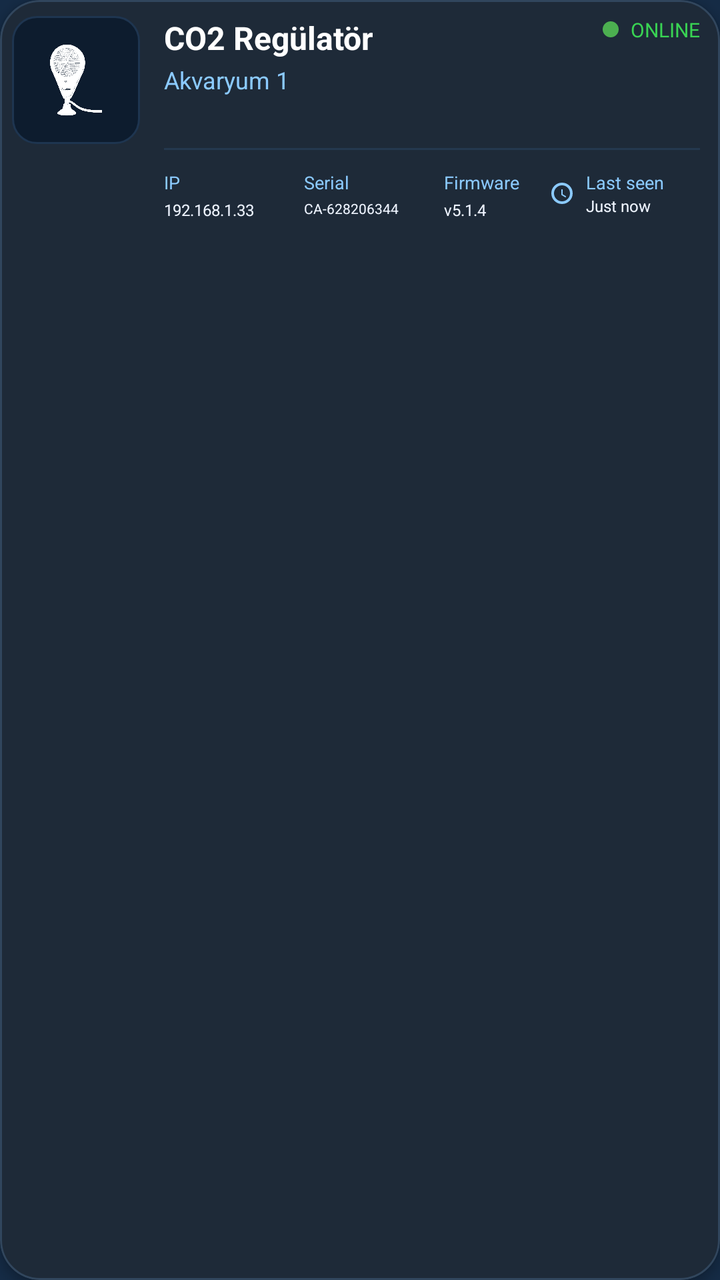
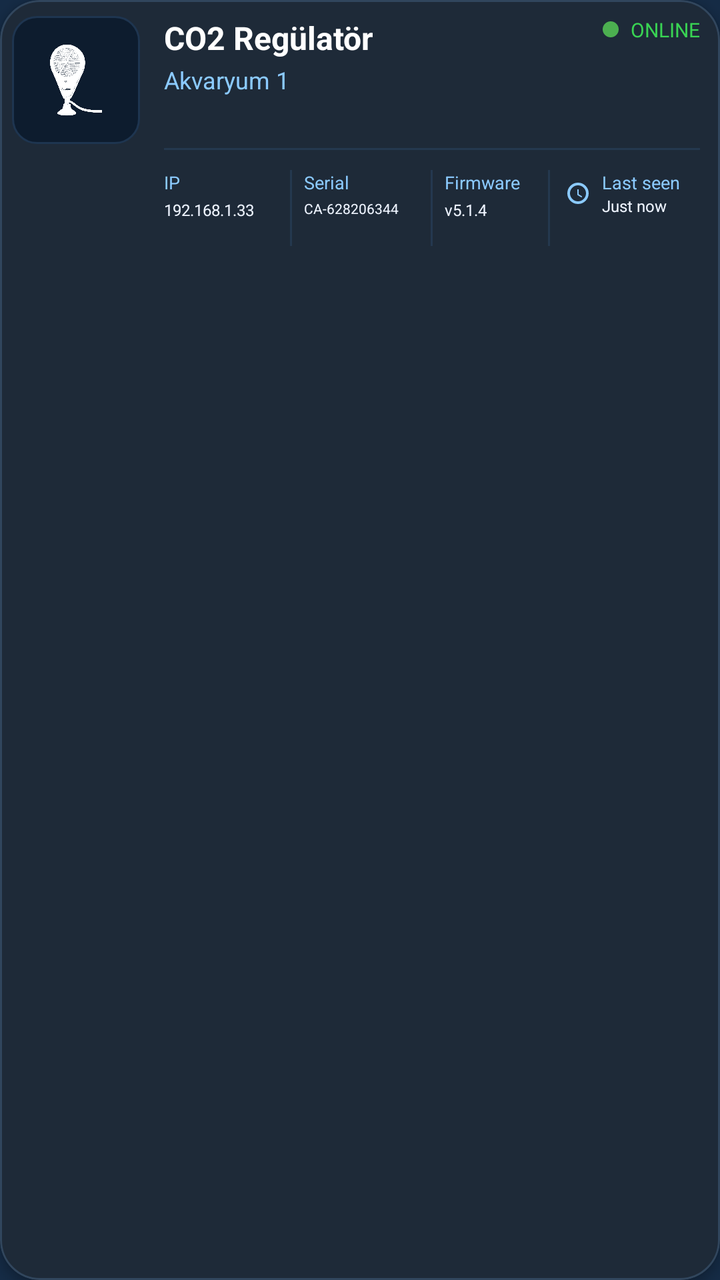

Two renders of the same Android screen: before a commit and after it. Below are the layout's source before the change and the commit's diff.
<!-- AndroidManifest.xml: application theme AppTheme -->
<!-- res/layout/item_device_status.xml -->
<?xml version="1.0" encoding="utf-8"?>
<com.google.android.material.card.MaterialCardView
    xmlns:android="http://schemas.android.com/apk/res/android"
    xmlns:app="http://schemas.android.com/apk/res-auto"
    android:id="@+id/cardDevice"
    android:layout_width="match_parent"
    android:layout_height="wrap_content"
    android:layout_marginHorizontal="3dp"
    android:layout_marginVertical="8dp"
    android:backgroundTint="#1E2A38"
    app:cardCornerRadius="20dp"
    app:cardElevation="3dp"
    app:strokeWidth="1dp"
    app:strokeColor="#31465D"
    android:clickable="true"
    android:focusable="true"
    android:foreground="?attr/selectableItemBackground">

    <RelativeLayout
        android:layout_width="match_parent"
        android:layout_height="wrap_content"
        android:paddingStart="6dp"
        android:paddingTop="8dp"
        android:paddingEnd="10dp"
        android:paddingBottom="8dp">

        
        <FrameLayout
            android:id="@+id/flDeviceIconContainer"
            android:layout_width="64dp"
            android:layout_height="64dp"
            android:layout_alignParentStart="true"
            android:layout_alignParentTop="true"
            android:background="@drawable/bg_device_icon_container"
            android:padding="8dp">

            <ImageView
                android:id="@+id/ivDeviceIcon"
                android:layout_width="match_parent"
                android:layout_height="match_parent"
                android:src="@drawable/ic_device_aqua_ster"
                app:tint="@android:color/white"
                android:scaleType="centerInside"
                android:contentDescription="Device Icon"/>
        </FrameLayout>

        
        <LinearLayout
            android:id="@+id/llDeviceInfo"
            android:layout_width="wrap_content"
            android:layout_height="wrap_content"
            android:orientation="vertical"
            android:layout_toEndOf="@id/flDeviceIconContainer"
            android:layout_marginStart="12dp"
            android:layout_alignTop="@id/flDeviceIconContainer">

            <TextView
                android:id="@+id/tvDeviceName"
                android:layout_width="wrap_content"
                android:layout_height="wrap_content"
                android:text="CO2 Regülatör"
                android:textColor="@android:color/white"
                android:textStyle="bold"
                android:textSize="16sp" />

            <TextView
                android:id="@+id/tvTankName"
                android:layout_width="wrap_content"
                android:layout_height="wrap_content"
                android:layout_marginTop="2dp"
                android:text="Akvaryum 1"
                android:textColor="#8BCAFF"
                android:textSize="12sp" />
        </LinearLayout>

        
        <LinearLayout
            android:id="@+id/llStatusContainer"
            android:layout_width="wrap_content"
            android:layout_height="wrap_content"
            android:orientation="horizontal"
            android:gravity="center_vertical"
            android:layout_alignParentEnd="true"
            android:layout_alignTop="@id/llDeviceInfo">

            <View
                android:id="@+id/viewStatusDot"
                android:layout_width="8dp"
                android:layout_height="8dp"
                android:background="@drawable/bg_online_dot" />

            <TextView
                android:id="@+id/tvStatus"
                android:layout_width="wrap_content"
                android:layout_height="wrap_content"
                android:layout_marginStart="6dp"
                android:text="ONLINE"
                android:textColor="#39D353"
                android:textSize="10sp"/>
        </LinearLayout>

        
        <View
            android:id="@+id/viewMetaTopDivider"
            android:layout_width="match_parent"
            android:layout_height="1dp"
            android:layout_below="@id/flDeviceIconContainer"
            android:layout_marginTop="2dp"
            android:layout_toEndOf="@id/flDeviceIconContainer"
            android:layout_marginStart="12dp"
            android:background="#24384F" />

        
        <LinearLayout
            android:id="@+id/llDeviceMeta"
            android:layout_width="match_parent"
            android:layout_height="wrap_content"
            android:layout_below="@id/viewMetaTopDivider"
            android:layout_toEndOf="@id/flDeviceIconContainer"
            android:layout_marginStart="12dp"
            android:layout_marginTop="10dp"
            android:orientation="horizontal"
            android:weightSum="4">

            
            <LinearLayout
                android:layout_width="0dp"
                android:layout_height="wrap_content"
                android:layout_weight="1"
                android:orientation="vertical">

                <TextView
                    android:id="@+id/tvIpTitle"
                    android:layout_width="wrap_content"
                    android:layout_height="wrap_content"
                    android:text="IP"
                    android:textColor="#8BCAFF"
                    android:textSize="9sp" />

                <TextView
                    android:id="@+id/tvIp"
                    android:layout_width="wrap_content"
                    android:layout_height="wrap_content"
                    android:layout_marginTop="2dp"
                    android:text="192.168.1.33"
                    android:textColor="#EEF4FF"
                    android:textSize="8sp"
                    android:singleLine="true"
                    android:ellipsize="end"/>
            </LinearLayout>

            
            <LinearLayout
                android:layout_width="0dp"
                android:layout_height="wrap_content"
                android:layout_weight="1"
                android:orientation="vertical"
                android:layout_marginStart="6dp"
                android:layout_marginEnd="6dp">

                <TextView
                    android:id="@+id/tvSerialTitle"
                    android:layout_width="wrap_content"
                    android:layout_height="wrap_content"
                    android:text="Serial"
                    android:textColor="#8BCAFF"
                    android:textSize="9sp" />

                <TextView
                    android:id="@+id/tvSerial"
                    android:layout_width="wrap_content"
                    android:layout_height="wrap_content"
                    android:layout_marginTop="2dp"
                    android:text="CA-628206344"
                    android:textColor="#EEF4FF"
                    android:textSize="7sp"
                    android:singleLine="true"
                    android:ellipsize="end"/>
            </LinearLayout>

            
            <LinearLayout
                android:layout_width="0dp"
                android:layout_height="wrap_content"
                android:layout_weight="0.8"
                android:orientation="vertical">

                <TextView
                    android:id="@+id/tvFirmwareTitle"
                    android:layout_width="wrap_content"
                    android:layout_height="wrap_content"
                    android:text="Firmware"
                    android:textColor="#8BCAFF"
                    android:textSize="9sp" />

                <TextView
                    android:id="@+id/tvFirmware"
                    android:layout_width="wrap_content"
                    android:layout_height="wrap_content"
                    android:layout_marginTop="2dp"
                    android:text="v5.1.4"
                    android:textColor="#EEF4FF"
                    android:textSize="8sp"
                    android:singleLine="true"
                    android:ellipsize="end"/>
            </LinearLayout>

            
            <LinearLayout
                android:layout_width="0dp"
                android:layout_height="wrap_content"
                android:layout_weight="1.2"
                android:orientation="horizontal"
                android:gravity="center_vertical">

                <ImageView
                    android:id="@+id/ivLastSeen"
                    android:layout_width="16dp"
                    android:layout_height="16dp"
                    android:src="@drawable/ic_last_seen"
                    android:layout_marginEnd="4dp"
                    android:contentDescription="Last seen icon"/>

                <LinearLayout
                    android:layout_width="wrap_content"
                    android:layout_height="wrap_content"
                    android:orientation="vertical">

                    <TextView
                        android:id="@+id/tvLastSeenTitle"
                        android:layout_width="wrap_content"
                        android:layout_height="wrap_content"
                        android:text="Last seen"
                        android:textColor="#8BCAFF"
                        android:textSize="9sp"
                        android:singleLine="true"
                        android:ellipsize="end"/>

                    <TextView
                        android:id="@+id/tvLastSeen"
                        android:layout_width="wrap_content"
                        android:layout_height="wrap_content"
                        android:text="Just now"
                        android:textColor="#EEF4FF"
                        android:textSize="8sp"
                        android:textStyle="normal"
                        android:singleLine="true"
                        android:ellipsize="end"/>
                </LinearLayout>
            </LinearLayout>
        </LinearLayout>

    </RelativeLayout>
</com.google.android.material.card.MaterialCardView>
<!-- resources referenced by this layout -->
<resources>
  <!-- drawable bg_device_icon_container (drawable) -->
  <shape xmlns:android="http://schemas.android.com/apk/res/android"
      android:shape="rectangle">
  
      <solid android:color="#0D1C2E" /> 
      <stroke
          android:width="1dp"
          android:color="#1E3550" /> 
      <corners android:radius="12dp"/>
  </shape>
  <!-- drawable bg_online_dot (drawable) -->
  <?xml version="1.0" encoding="utf-8"?>
  <shape xmlns:android="http://schemas.android.com/apk/res/android"
      android:shape="oval">
  
      <size
          android:width="8dp"
          android:height="8dp" />
  
      <solid android:color="#4CAF50"/>
  
  </shape>
  <!-- drawable ic_device_aqua_ster: png bitmap (drawable, 389859 bytes) -->
  <!-- drawable ic_last_seen (drawable) -->
  <vector xmlns:android="http://schemas.android.com/apk/res/android"
      android:width="16dp"
      android:height="16dp"
      android:viewportWidth="24"
      android:viewportHeight="24">
      <path
          android:fillColor="#8BCAFF"
          android:pathData="M12,20a8,8 0 1,0 -8,-8 8,8 0 0,0 8,8zm0,-14a6,6 0 1,1 -6,6 6,6 0 0,1 6,-6zm.5,3h-1v4.25l3.15,1.88.5,-.86 -2.65,-1.57V9z"/>
  </vector>
  <style name="AppTheme" parent="Theme.Material3.DayNight.NoActionBar">
  
          
          <item name="colorPrimary">@color/md_theme_light_primary</item>
          <item name="colorOnPrimary">@color/md_theme_light_onPrimary</item>
          <item name="colorSecondary">@color/md_theme_light_secondary</item>
          <item name="colorOnSecondary">@color/md_theme_light_onSecondary</item>
  
          
          <item name="android:colorBackground">@color/md_theme_light_background</item>
          <item name="colorSurface">@color/md_theme_light_surface</item>
          <item name="colorOnSurface">@color/md_theme_light_onSurface</item>
  
          
          <item name="colorSurfaceVariant">@color/md_theme_light_surfaceVariant</item>
          <item name="colorOnSurfaceVariant">@color/md_theme_light_onSurfaceVariant</item>
          <item name="colorOutline">@color/md_theme_light_outline</item>
          <item name="colorOutlineVariant">@color/md_theme_light_outlineVariant</item>
          <item name="colorError">@color/md_theme_light_error</item>
          <item name="colorOnError">@color/md_theme_light_onError</item>
  
          
          <item name="android:statusBarColor">@android:color/transparent</item>
          <item name="android:navigationBarColor">@android:color/black</item>
  
          
          <item name="android:windowLightStatusBar">true</item>
          <item name="android:windowLightNavigationBar">true</item>
  
          
          <item name="windowActionBar">false</item>
          <item name="android:windowNoTitle">true</item>
      </style>
  <color name="md_theme_light_primary">#2196F3</color>
  <color name="md_theme_light_onPrimary">#FFFFFF</color>
  <color name="md_theme_light_secondary">#4A6363</color>
  <color name="md_theme_light_onSecondary">#FFFFFF</color>
  <color name="md_theme_light_background">#152B45</color>
  <color name="md_theme_light_surface">#152B45</color>
  <color name="md_theme_light_onSurface">#E0E6ED</color>
  <color name="md_theme_light_surfaceVariant">#233042</color>
  <color name="md_theme_light_onSurfaceVariant">#5C6B75</color>
  <color name="md_theme_light_outline">#455A64</color>
  <color name="md_theme_light_outlineVariant">#37474F</color>
  <color name="md_theme_light_error">#D32F2F</color>
  <color name="md_theme_light_onError">#FFFFFF</color>
</resources>

<!-- the commit's change to res/layout/item_device_status.xml (unified diff, before → after) -->
@@ -31,6 +31,7 @@
             android:layout_height="64dp"
             android:layout_alignParentStart="true"
             android:layout_alignParentTop="true"
+            android:layout_marginEnd="0dp"
             android:background="@drawable/bg_device_icon_container"
             android:padding="8dp">
 
@@ -40,8 +41,8 @@
                 android:layout_height="match_parent"
                 android:src="@drawable/ic_device_aqua_ster"
                 app:tint="@android:color/white"
-                android:scaleType="centerInside"
-                android:contentDescription="Device Icon"/>
+                android:contentDescription="Device Icon"
+                android:scaleType="centerInside"/>
         </FrameLayout>
 
         
@@ -150,13 +151,18 @@
             </LinearLayout>
 
             
+            <View
+                android:layout_width="1dp"
+                android:layout_height="38dp"
+                android:layout_marginHorizontal="6dp"
+                android:background="#24384F" />
+
+            
             <LinearLayout
                 android:layout_width="0dp"
                 android:layout_height="wrap_content"
                 android:layout_weight="1"
-                android:orientation="vertical"
-                android:layout_marginStart="6dp"
-                android:layout_marginEnd="6dp">
+                android:orientation="vertical">
 
                 <TextView
                     android:id="@+id/tvSerialTitle"
@@ -179,6 +185,13 @@
             </LinearLayout>
 
             
+            <View
+                android:layout_width="1dp"
+                android:layout_height="38dp"
+                android:layout_marginHorizontal="6dp"
+                android:background="#24384F" />
+
+            
             <LinearLayout
                 android:layout_width="0dp"
                 android:layout_height="wrap_content"
@@ -206,6 +219,13 @@
             </LinearLayout>
 
             
+            <View
+                android:layout_width="1dp"
+                android:layout_height="38dp"
+                android:layout_marginHorizontal="6dp"
+                android:background="#24384F" />
+
+            
             <LinearLayout
                 android:layout_width="0dp"
                 android:layout_height="wrap_content"
@@ -213,6 +233,7 @@
                 android:orientation="horizontal"
                 android:gravity="center_vertical">
 
+                
                 <ImageView
                     android:id="@+id/ivLastSeen"
                     android:layout_width="16dp"
@@ -221,6 +242,7 @@
                     android:layout_marginEnd="4dp"
                     android:contentDescription="Last seen icon"/>
 
+                
                 <LinearLayout
                     android:layout_width="wrap_content"
                     android:layout_height="wrap_content"
@@ -248,6 +270,7 @@
                         android:ellipsize="end"/>
                 </LinearLayout>
             </LinearLayout>
+
         </LinearLayout>
 
     </RelativeLayout>
